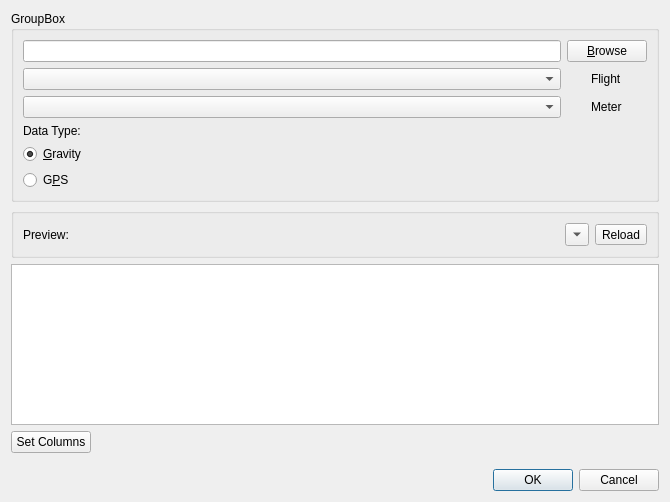
First picture: the form in dgp/gui/ui/advanced_data_import.ui, repository DynamicGravitySystems/DGP, before the edit.
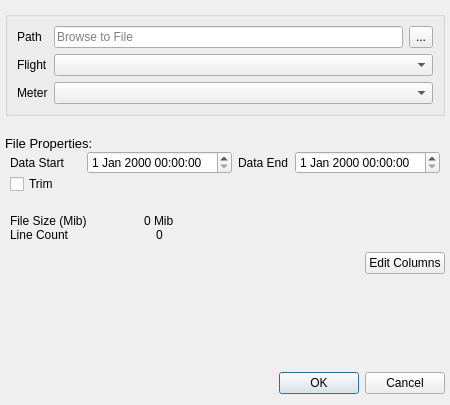
Second picture: the form after the edit. Icons and pictures are not drawn.

Commit message:
ENH/CLN: Redesign Advanced Import dialog and behavior.
Usability improvement in splash.py - enable double click to select and
open project.
Redesign advanced_data_import ui and backend code, better import preview
handling, and more information displayed.
Preview/edit area is now separate pop-out dialog from import window.
main.py updated to support new import functionality.

What changed in the file:
```diff
--- a/dgp/gui/ui/advanced_data_import.ui
+++ b/dgp/gui/ui/advanced_data_import.ui
@@ -6,174 +6,332 @@
    <rect>
     <x>0</x>
     <y>0</y>
-    <width>670</width>
-    <height>502</height>
+    <width>450</width>
+    <height>405</height>
    </rect>
   </property>
+  <property name="sizePolicy">
+   <sizepolicy hsizetype="Minimum" vsizetype="Preferred">
+    <horstretch>0</horstretch>
+    <verstretch>0</verstretch>
+   </sizepolicy>
+  </property>
+  <property name="sizeIncrement">
+   <size>
+    <width>50</width>
+    <height>0</height>
+   </size>
+  </property>
   <property name="windowTitle">
    <string>Advanced Import</string>
   </property>
   <layout class="QVBoxLayout" name="verticalLayout">
+   <property name="spacing">
+    <number>0</number>
+   </property>
+   <property name="leftMargin">
+    <number>5</number>
+   </property>
+   <property name="rightMargin">
+    <number>5</number>
+   </property>
    <item>
     <widget class="QGroupBox" name="group_data">
+     <property name="sizePolicy">
+      <sizepolicy hsizetype="Minimum" vsizetype="Preferred">
+       <horstretch>0</horstretch>
+       <verstretch>0</verstretch>
+      </sizepolicy>
+     </property>
      <property name="title">
-      <string>GroupBox</string>
+      <string/>
      </property>
-     <layout class="QGridLayout" name="gridLayout">
+     <layout class="QFormLayout" name="formLayout">
       <item row="0" column="0">
-       <widget class="QLineEdit" name="line_path">
-        <property name="readOnly">
-         <bool>true</bool>
-        </property>
-       </widget>
-      </item>
-      <item row="0" column="2">
-       <widget class="QPushButton" name="btn_browse">
+       <widget class="QLabel" name="label_data_path">
         <property name="text">
-         <string>&amp;Browse</string>
+         <string>Path</string>
         </property>
        </widget>
       </item>
+      <item row="0" column="1">
+       <layout class="QHBoxLayout" name="hbox_data_path">
+        <item>
+         <widget class="QLineEdit" name="line_path">
+          <property name="sizePolicy">
+           <sizepolicy hsizetype="Expanding" vsizetype="Preferred">
+            <horstretch>0</horstretch>
+            <verstretch>0</verstretch>
+           </sizepolicy>
+          </property>
+          <property name="readOnly">
+           <bool>true</bool>
+          </property>
+          <property name="placeholderText">
+           <string>Browse to File</string>
+          </property>
+         </widget>
+        </item>
+        <item>
+         <widget class="QToolButton" name="btn_browse">
+          <property name="sizePolicy">
+           <sizepolicy hsizetype="Minimum" vsizetype="Minimum">
+            <horstretch>0</horstretch>
+            <verstretch>0</verstretch>
+           </sizepolicy>
+          </property>
+          <property name="font">
+           <font>
+            <pointsize>9</pointsize>
+           </font>
+          </property>
+          <property name="text">
+           <string>...</string>
+          </property>
+         </widget>
+        </item>
+       </layout>
+      </item>
       <item row="1" column="0">
-       <widget class="QComboBox" name="combo_flights"/>
-      </item>
-      <item row="1" column="2" alignment="Qt::AlignHCenter">
        <widget class="QLabel" name="label_flight">
         <property name="text">
          <string>Flight</string>
         </property>
        </widget>
       </item>
+      <item row="1" column="1">
+       <widget class="QComboBox" name="combo_flights">
+        <property name="sizePolicy">
+         <sizepolicy hsizetype="Preferred" vsizetype="Minimum">
+          <horstretch>0</horstretch>
+          <verstretch>0</verstretch>
+         </sizepolicy>
+        </property>
+       </widget>
+      </item>
       <item row="2" column="0">
-       <widget class="QComboBox" name="combo_meters"/>
-      </item>
-      <item row="2" column="2" alignment="Qt::AlignHCenter">
        <widget class="QLabel" name="label_meter">
         <property name="text">
          <string>Meter</string>
         </property>
        </widget>
       </item>
-      <item row="4" column="0" alignment="Qt::AlignLeft">
-       <widget class="QRadioButton" name="radio_gravity">
-        <property name="text">
-         <string>&amp;Gravity</string>
+      <item row="2" column="1">
+       <widget class="QComboBox" name="combo_meters">
+        <property name="sizePolicy">
+         <sizepolicy hsizetype="Preferred" vsizetype="Minimum">
+          <horstretch>0</horstretch>
+          <verstretch>0</verstretch>
+         </sizepolicy>
         </property>
-        <property name="checked">
-         <bool>true</bool>
-        </property>
-        <attribute name="buttonGroup">
-         <string notr="true">group_dtype</string>
-        </attribute>
        </widget>
       </item>
-      <item row="5" column="0" alignment="Qt::AlignLeft">
-       <widget class="QRadioButton" name="radio_gps">
-        <property name="text">
-         <string>G&amp;PS</string>
-        </property>
-        <attribute name="buttonGroup">
-         <string notr="true">group_dtype</string>
-        </attribute>
-       </widget>
-      </item>
-      <item row="3" column="0">
-       <widget class="QLabel" name="label">
-        <property name="text">
-         <string>Data Type:</string>
-        </property>
-       </widget>
-      </item>
      </layout>
     </widget>
    </item>
-   <item>
-    <widget class="QGroupBox" name="groupBox_2">
-     <property name="title">
-      <string/>
-     </property>
-     <layout class="QHBoxLayout" name="horizontalLayout">
-      <item>
-       <widget class="QLabel" name="label_preview">
-        <property name="text">
-         <string>Preview:</string>
-        </property>
-       </widget>
-      </item>
-      <item>
-       <spacer name="horizontalSpacer">
-        <property name="orientation">
-         <enum>Qt::Horizontal</enum>
-        </property>
-        <property name="sizeHint" stdset="0">
-         <size>
-          <width>40</width>
-          <height>20</height>
-         </size>
-        </property>
-       </spacer>
-      </item>
-      <item>
-       <widget class="QToolButton" name="toolButton">
-        <property name="text">
-         <string>&lt;&gt;</string>
-        </property>
-        <property name="popupMode">
-         <enum>QToolButton::DelayedPopup</enum>
-        </property>
-        <property name="toolButtonStyle">
-         <enum>Qt::ToolButtonFollowStyle</enum>
-        </property>
-        <property name="arrowType">
-         <enum>Qt::DownArrow</enum>
-        </property>
-       </widget>
-      </item>
-      <item alignment="Qt::AlignRight">
-       <widget class="QToolButton" name="btn_reload">
-        <property name="text">
-         <string>Reload</string>
-        </property>
-       </widget>
-      </item>
-     </layout>
-    </widget>
-   </item>
-   <item>
-    <widget class="QTableView" name="table_preview">
-     <attribute name="horizontalHeaderVisible">
-      <bool>false</bool>
-     </attribute>
-    </widget>
-   </item>
-   <item alignment="Qt::AlignLeft">
-    <widget class="QPushButton" name="btn_setcols">
-     <property name="text">
-      <string>Set Columns</string>
-     </property>
-    </widget>
-   </item>
    <item>
     <spacer name="verticalSpacer">
      <property name="orientation">
       <enum>Qt::Vertical</enum>
      </property>
+     <property name="sizeType">
+      <enum>QSizePolicy::Fixed</enum>
+     </property>
      <property name="sizeHint" stdset="0">
       <size>
        <width>20</width>
-       <height>40</height>
+       <height>20</height>
       </size>
      </property>
     </spacer>
    </item>
    <item>
-    <widget class="QDialogButtonBox" name="buttonBox">
+    <widget class="QLabel" name="label_file_props">
+     <property name="font">
+      <font>
+       <pointsize>10</pointsize>
+      </font>
+     </property>
+     <property name="text">
+      <string>File Properties:</string>
+     </property>
+     <property name="margin">
+      <number>2</number>
+     </property>
+     <property name="textInteractionFlags">
+      <set>Qt::NoTextInteraction</set>
+     </property>
+    </widget>
+   </item>
+   <item>
+    <layout class="QGridLayout" name="grid_info_area" rowstretch="0,0,0,0,0" columnstretch="0,0,0,0">
+     <property name="leftMargin">
+      <number>5</number>
+     </property>
+     <property name="rightMargin">
+      <number>5</number>
+     </property>
+     <property name="bottomMargin">
+      <number>10</number>
+     </property>
+     <item row="0" column="2" alignment="Qt::AlignHCenter">
+      <widget class="QLabel" name="label_data_end">
+       <property name="text">
+        <string>Data End</string>
+       </property>
+       <property name="margin">
+        <number>2</number>
+       </property>
+      </widget>
+     </item>
+     <item row="0" column="3">
+      <widget class="QDateTimeEdit" name="dateTimeEdit_2"/>
+     </item>
+     <item row="4" column="0" alignment="Qt::AlignLeft">
+      <widget class="QLabel" name="label_linec">
+       <property name="text">
+        <string>Line Count</string>
+       </property>
+      </widget>
+     </item>
+     <item row="3" column="1" alignment="Qt::AlignHCenter">
+      <widget class="QLabel" name="label_fsize">
+       <property name="text">
+        <string>0 Mib</string>
+       </property>
+      </widget>
+     </item>
+     <item row="4" column="1" alignment="Qt::AlignHCenter">
+      <widget class="QLabel" name="field_line_count">
+       <property name="text">
+        <string>0</string>
+       </property>
+      </widget>
+     </item>
+     <item row="1" column="0">
+      <widget class="QCheckBox" name="check_trim">
+       <property name="text">
+        <string>Trim</string>
+       </property>
+      </widget>
+     </item>
+     <item row="0" column="1" alignment="Qt::AlignHCenter">
+      <widget class="QDateTimeEdit" name="dateTimeEdit">
+       <property name="sizePolicy">
+        <sizepolicy hsizetype="Minimum" vsizetype="Fixed">
+         <horstretch>0</horstretch>
+         <verstretch>0</verstretch>
+        </sizepolicy>
+       </property>
+      </widget>
+     </item>
+     <item row="0" column="0">
+      <widget class="QLabel" name="label_data_start">
+       <property name="text">
+        <string>Data Start</string>
+       </property>
+       <property name="margin">
+        <number>2</number>
+       </property>
+      </widget>
+     </item>
+     <item row="3" column="0" alignment="Qt::AlignLeft">
+      <widget class="QLabel" name="label_file_size">
+       <property name="text">
+        <string>File Size (Mib)</string>
+       </property>
+      </widget>
+     </item>
+     <item row="2" column="0">
+      <spacer name="verticalSpacer_3">
+       <property name="orientation">
+        <enum>Qt::Vertical</enum>
+       </property>
+       <property name="sizeType">
+        <enum>QSizePolicy::Fixed</enum>
+       </property>
+       <property name="sizeHint" stdset="0">
+        <size>
+         <width>20</width>
+         <height>20</height>
+        </size>
+       </property>
+      </spacer>
+     </item>
+    </layout>
+   </item>
+   <item>
+    <layout class="QHBoxLayout" name="hbox_editcols">
+     <item>
+      <spacer name="horizontalSpacer">
+       <property name="orientation">
+        <enum>Qt::Horizontal</enum>
+       </property>
+       <property name="sizeHint" stdset="0">
+        <size>
+         <width>40</width>
+         <height>20</height>
+        </size>
+       </property>
+      </spacer>
+     </item>
+     <item>
+      <widget class="QPushButton" name="btn_edit_cols">
+       <property name="sizePolicy">
+        <sizepolicy hsizetype="Minimum" vsizetype="Minimum">
+         <horstretch>0</horstretch>
+         <verstretch>0</verstretch>
+        </sizepolicy>
+       </property>
+       <property name="font">
+        <font>
+         <pointsize>9</pointsize>
+        </font>
+       </property>
+       <property name="text">
+        <string>Edit Columns</string>
+       </property>
+       <property name="icon">
+        <iconset resource="resources.qrc">
+         <normaloff>:/images/assets/meter_config.png</normaloff>:/images/assets/meter_config.png</iconset>
+       </property>
+      </widget>
+     </item>
+    </layout>
+   </item>
+   <item>
+    <spacer name="verticalSpacer_2">
+     <property name="orientation">
+      <enum>Qt::Vertical</enum>
+     </property>
+     <property name="sizeType">
+      <enum>QSizePolicy::MinimumExpanding</enum>
+     </property>
+     <property name="sizeHint" stdset="0">
+      <size>
+       <width>20</width>
+       <height>50</height>
+      </size>
+     </property>
+    </spacer>
+   </item>
+   <item>
+    <widget class="QDialogButtonBox" name="btn_dialog">
+     <property name="sizePolicy">
+      <sizepolicy hsizetype="Expanding" vsizetype="Minimum">
+       <horstretch>0</horstretch>
+       <verstretch>0</verstretch>
+      </sizepolicy>
+     </property>
      <property name="orientation">
       <enum>Qt::Horizontal</enum>
      </property>
      <property name="standardButtons">
       <set>QDialogButtonBox::Cancel|QDialogButtonBox::Ok</set>
      </property>
+     <property name="centerButtons">
+      <bool>false</bool>
+     </property>
     </widget>
    </item>
   </layout>
```
Left out of the diff: 12 changed lines with no effect on the pictures. The commit also changes 5 other files.
